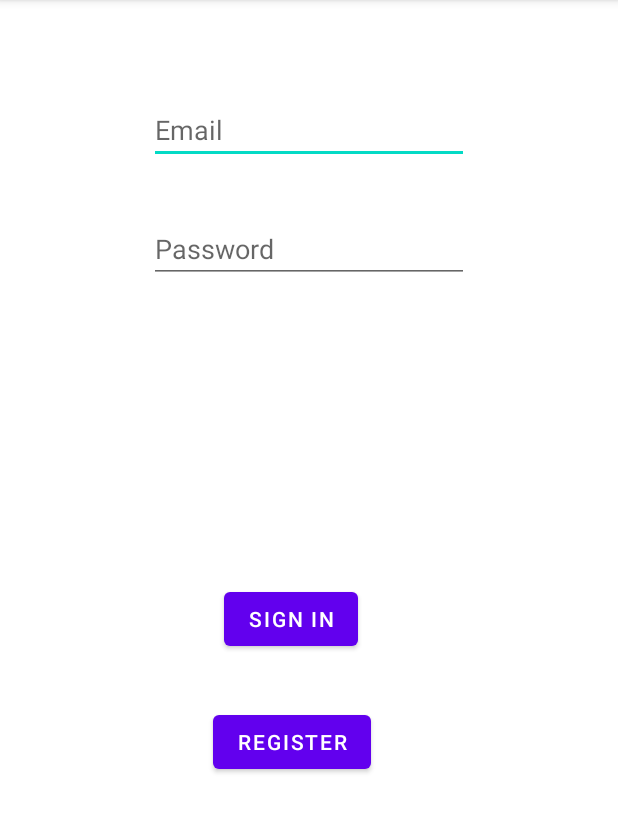
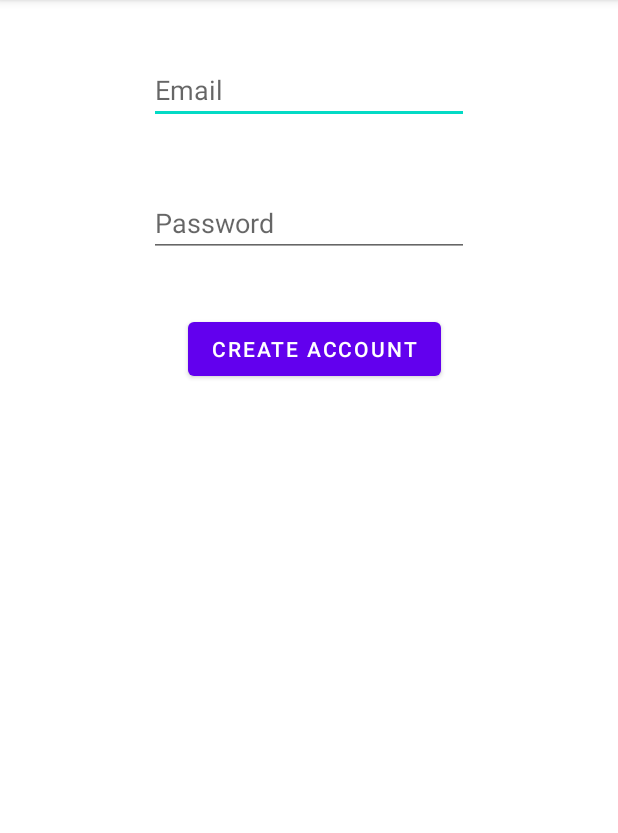
Before and after one commit to Mbialowas10/Pokemon_Demonstration2, an Android app: the screen it shows after launch (LogIn before the commit, Register after it), after a tap on "REGISTER", on a phone screen of 412 x 824 dp, the part 84-917 px from its top. Run offline under Robolectric (Android 15) with nearby library versions, the phone set to English and light mode, and no system bars; our stand-ins replace Firebase (no records; nobody signed in at launch, a user with empty details on screens opened directly).

Commit message:
Integrated Firebase Sign-in and Register features

```diff
--- a/app/src/main/java/com/example/pokemon_demonstration2/LogIn.java
+++ b/app/src/main/java/com/example/pokemon_demonstration2/LogIn.java
@@ -5,6 +5,7 @@ import androidx.appcompat.app.AppCompatActivity;
 
 import android.content.Intent;
 import android.os.Bundle;
+import android.util.Log;
 import android.view.View;
 import android.widget.Button;
 import android.widget.EditText;
@@ -41,49 +42,66 @@ public class LogIn extends AppCompatActivity {
         btn_sign_in.setOnClickListener(new View.OnClickListener() {
             @Override
             public void onClick(View view) {
-                Intent i = new Intent(LogIn.this, MainActivity.class);
-                startActivity(i);
+                email_str  = email.getText().toString();
+                pw_str = password.getText().toString();
+                email_str = email_str.trim();
+                pw_str = pw_str.trim();
+                signIn(email_str, pw_str);
+
             }
         });
         // create a new user account in FB
         btn_register.setOnClickListener(new View.OnClickListener() {
             @Override
             public void onClick(View view) {
-                email_str  = email.getText().toString();
-                pw_str = password.getText().toString();
-                createUserAccount(email_str, pw_str);
+
+                Intent i = new Intent(LogIn.this, Register.class);
+                startActivity(i);
+                //finish();
             }
         });
     }
-    public void createUserAccount(String email_str, String pw_str){
-        auth.createUserWithEmailAndPassword(email_str, pw_str)
-                .addOnCompleteListener(this, new OnCompleteListener<AuthResult>() {
+    public void signIn(String email, String pw){
+        Log.i("email", email);
+        Log.i("password",pw);
+        auth.signInWithEmailAndPassword(email, pw)
+                .addOnCompleteListener(LogIn.this, new OnCompleteListener<AuthResult>() {
                     @Override
                     public void onComplete(@NonNull Task<AuthResult> task) {
                         if (task.isSuccessful()) {
                             // Sign in success, update UI with the signed-in user's information
-
+                            Toast.makeText(LogIn.this, "User has logged in", Toast.LENGTH_LONG).show();
+                            Intent i = new Intent(LogIn.this, MainActivity.class);
+                            startActivity(i);
+                            finish();
                         } else {
                             // If sign in fails, display a message to the user.
-
-                            Toast.makeText(LogIn.this, "Authentication failed.",
-                                    Toast.LENGTH_SHORT).show();
-
+                            Toast.makeText(LogIn.this, "Please ensure your login credentials are correct. Please try again.", Toast.LENGTH_LONG).show();
+                            try {
+                                throw task.getException();
+                            } catch (Exception e) {
+                                e.printStackTrace();
+                            }
                         }
                     }
                 });
     }
-    /*
+
+
     @Override
     public void onStart() {
         super.onStart();
         // Check if user is signed in (non-null) and update UI accordingly.
         FirebaseUser currentUser = auth.getCurrentUser();
         if (currentUser != null) {
-            reload();
+           Intent i  = new Intent(LogIn.this, MainActivity.class);
+           startActivity(i);
+           finish();
         }
     }
-    */
+
+
+
 
 
 }
--- a/app/src/main/java/com/example/pokemon_demonstration2/RecyclerAdapter.java
+++ b/app/src/main/java/com/example/pokemon_demonstration2/RecyclerAdapter.java
@@ -8,6 +8,7 @@ import android.view.Gravity;
 import android.view.LayoutInflater;
 import android.view.View;
 import android.view.ViewGroup;
+import android.widget.Button;
 import android.widget.ImageView;
 import android.widget.TextView;
 import android.widget.Toast;
@@ -26,6 +27,7 @@ public class RecyclerAdapter extends RecyclerView.Adapter<RecyclerAdapter.Pokemo
     private ArrayList<String> pokemonDetailsList;
     private ArrayList<String> imageList;
     private Context context;
+    private Button sign_out;
 
     public RecyclerAdapter(ArrayList<String> pokemonNameList, ArrayList<String> imageList, Context context) {
         this.pokemonNameList = pokemonNameList;
@@ -65,6 +67,7 @@ public class RecyclerAdapter extends RecyclerView.Adapter<RecyclerAdapter.Pokemo
             }
         });
 
+
     }
 
     @Override
--- /dev/null
+++ b/app/src/main/java/com/example/pokemon_demonstration2/Register.java
@@ -0,0 +1,73 @@
+package com.example.pokemon_demonstration2;
+
+import androidx.annotation.NonNull;
+import androidx.appcompat.app.AppCompatActivity;
+
+import android.content.Intent;
+import android.os.Bundle;
+import android.util.Log;
+import android.view.View;
+import android.widget.Button;
+import android.widget.EditText;
+import android.widget.Toast;
+
+import com.google.android.gms.tasks.OnCompleteListener;
+import com.google.android.gms.tasks.Task;
+import com.google.firebase.auth.AuthResult;
+import com.google.firebase.auth.FirebaseAuth;
+
+public class Register extends AppCompatActivity {
+
+    EditText etb_email;
+    EditText etb_password;
+    Button btn_save;
+    FirebaseAuth auth;
+
+
+
+    @Override
+    protected void onCreate(Bundle savedInstanceState) {
+        super.onCreate(savedInstanceState);
+        setContentView(R.layout.activity_register);
+
+
+        etb_email = findViewById(R.id.etb_email);
+        etb_password = findViewById(R.id.etb_password);
+        btn_save = findViewById(R.id.btn_save);
+        auth = FirebaseAuth.getInstance();
+
+        btn_save.setOnClickListener(new View.OnClickListener() {
+            @Override
+            public void onClick(View view) {
+
+                String email = etb_email.getText().toString();
+                String password = etb_password.getText().toString();
+
+                createUserAccount(email, password);
+            }
+        });
+
+    }
+    public void createUserAccount(String email_str, String pw_str){
+        Log.i("mjb", email_str);
+        Log.i("pw_str", pw_str);
+        auth.createUserWithEmailAndPassword(email_str, pw_str)
+                .addOnCompleteListener(Register.this, new OnCompleteListener<AuthResult>() {
+                    @Override
+                    public void onComplete(@NonNull Task<AuthResult> task) {
+                        if (task.isSuccessful()) {
+                            // Sign in success, update UI with the signed-in user's information
+                            Toast.makeText(Register.this, "user has been created", Toast.LENGTH_LONG).show();
+                            Intent i = new Intent(Register.this, LogIn.class);
+                            startActivity(i);
+                            finish();
+
+                        } else {
+                            // If sign in fails, display a message to the user.
+                            Toast.makeText(Register.this, "Error while authenticating", Toast.LENGTH_LONG).show();
+
+                        }
+                    }
+                });
+    }
+}
--- /dev/null
+++ b/app/src/main/res/layout/activity_register.xml
@@ -0,0 +1,41 @@
+<?xml version="1.0" encoding="utf-8"?>
+<androidx.constraintlayout.widget.ConstraintLayout xmlns:android="http://schemas.android.com/apk/res/android"
+    xmlns:app="http://schemas.android.com/apk/res-auto"
+    xmlns:tools="http://schemas.android.com/tools"
+    android:layout_width="match_parent"
+    android:layout_height="match_parent"
+    tools:context=".Register">
+
+    <EditText
+        android:id="@+id/etb_email"
+        android:layout_width="wrap_content"
+        android:layout_height="wrap_content"
+        android:layout_marginTop="37dp"
+        android:ems="10"
+        android:hint="Email"
+        android:inputType="textEmailAddress"
+        app:layout_constraintEnd_toEndOf="parent"
+        app:layout_constraintStart_toStartOf="parent"
+        app:layout_constraintTop_toTopOf="parent" />
+
+    <EditText
+        android:id="@+id/etb_password"
+        android:layout_width="wrap_content"
+        android:layout_height="wrap_content"
+        android:layout_marginTop="43dp"
+        android:ems="10"
+        android:hint="Password"
+        android:inputType="textPassword"
+        app:layout_constraintStart_toStartOf="@+id/etb_email"
+        app:layout_constraintTop_toBottomOf="@+id/etb_email" />
+
+    <Button
+        android:id="@+id/btn_save"
+        android:layout_width="wrap_content"
+        android:layout_height="wrap_content"
+        android:layout_marginStart="26dp"
+        android:layout_marginTop="37dp"
+        android:text="Create Account"
+        app:layout_constraintStart_toStartOf="@+id/etb_password"
+        app:layout_constraintTop_toBottomOf="@+id/etb_password" />
+</androidx.constraintlayout.widget.ConstraintLayout>
--- /dev/null
+++ b/app/src/main/res/values-land/dimens.xml
@@ -0,0 +1,3 @@
+<resources>
+      <dimen name="fab_margin">48dp</dimen>
+   </resources>
--- /dev/null
+++ b/app/src/main/res/values-w1240dp/dimens.xml
@@ -0,0 +1,3 @@
+<resources>
+      <dimen name="fab_margin">200dp</dimen>
+   </resources>
--- /dev/null
+++ b/app/src/main/res/values-w600dp/dimens.xml
@@ -0,0 +1,3 @@
+<resources>
+      <dimen name="fab_margin">48dp</dimen>
+   </resources>
--- /dev/null
+++ b/app/src/main/res/values/dimens.xml
@@ -0,0 +1,3 @@
+<resources>
+      <dimen name="fab_margin">16dp</dimen>
+   </resources>
--- a/app/src/main/res/values/themes.xml
+++ b/app/src/main/res/values/themes.xml
@@ -13,4 +13,11 @@
         <item name="android:statusBarColor">?attr/colorPrimaryVariant</item>
         <!-- Customize your theme here. -->
     </style>
+    <style name="Theme.Pokemon_Demonstration2.NoActionBar">
+        <item name="windowActionBar">false</item>
+        <item name="windowNoTitle">true</item>
+    </style>
+    <style name="Theme.Pokemon_Demonstration2.AppBarOverlay"
+        parent="ThemeOverlay.AppCompat.Dark.ActionBar" />
+    <style name="Theme.Pokemon_Demonstration2.PopupOverlay" parent="ThemeOverlay.AppCompat.Light" />
 </resources>
```
Also changed, not shown: app/build.gradle (+8 -1 lines), app/src/main/AndroidManifest.xml (+21 -8 lines), app/src/main/java/com/example/pokemon_demonstration2/MainActivity.java (+26 -0 lines), app/src/main/res/layout/activity_log_in.xml (+13 -3 lines), app/src/main/res/layout/activity_main.xml (+13 -1 lines), app/src/main/res/navigation/nav_graph.xml (added, +28 -0 lines), app/src/main/res/values/strings.xml (+9 -0 lines), 1 other file.
